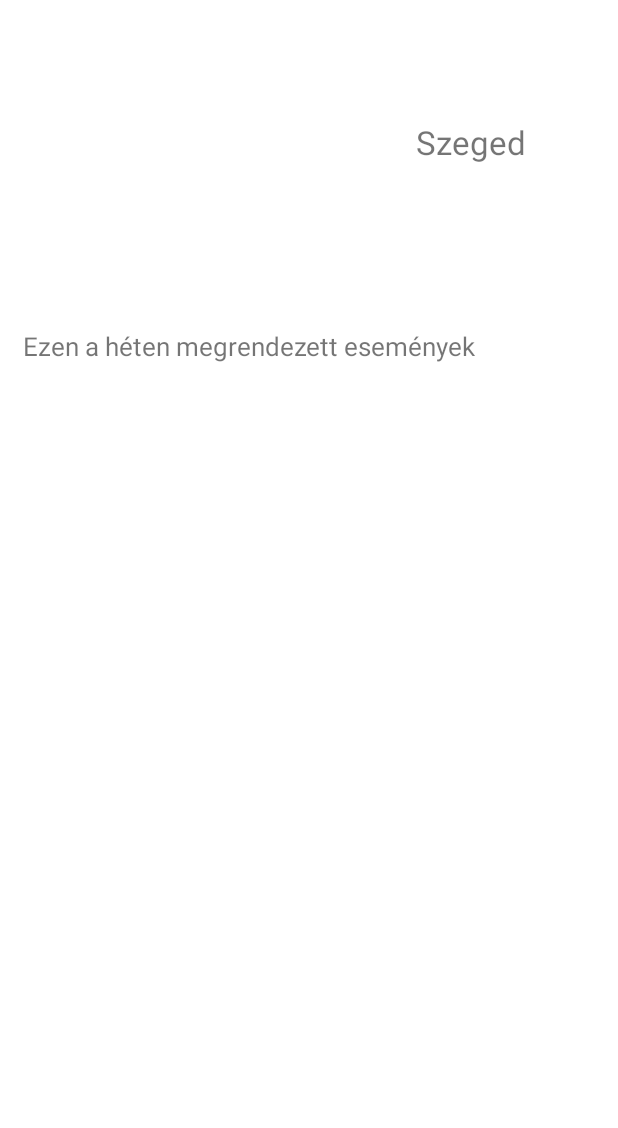
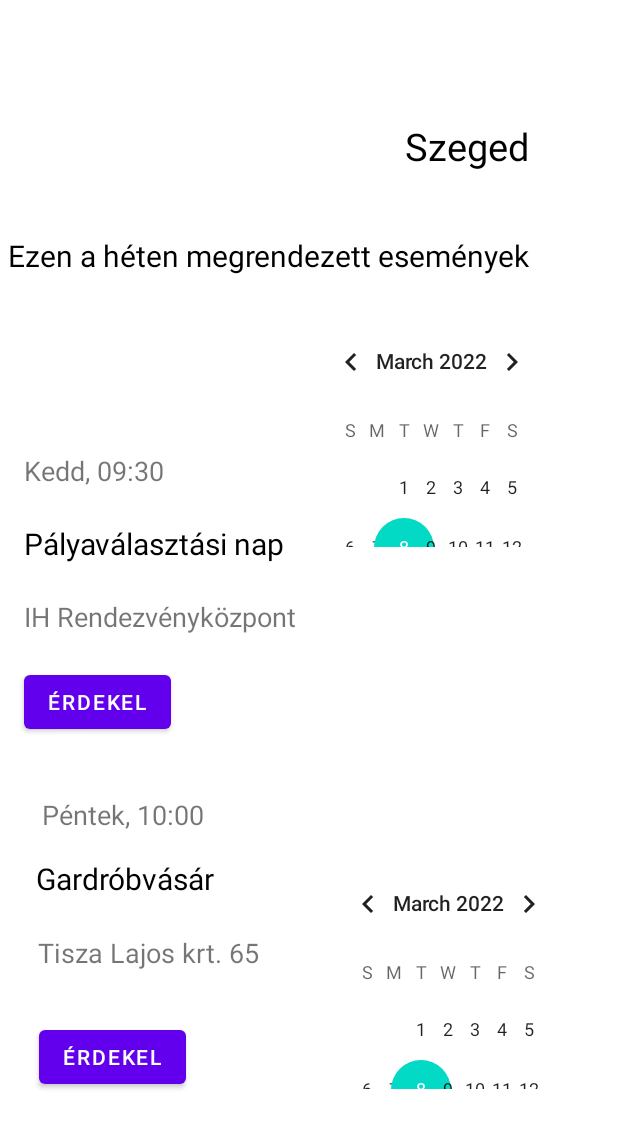
Before and after one commit to racz-nikoletta/rendezvenykereso, an Android app: the layout activity_szeged_events.xml on its own in the app's theme, with its tools: preview values and no code run, on a phone screen of 412 x 824 dp. Shown: the top 1128 px of the screen. Run offline under Robolectric (Android 15) with nearby library versions, the phone set to English and light mode, and no system bars.

Commit message:
Szeged események xml készítése

```diff
--- a/app/src/main/res/layout/activity_szeged_events.xml
+++ b/app/src/main/res/layout/activity_szeged_events.xml
@@ -5,25 +5,153 @@
     android:layout_width="match_parent"
     android:layout_height="match_parent">
 
+    <CalendarView
+        android:id="@+id/calendarView"
+        android:layout_width="166dp"
+        android:layout_height="157dp"
+        app:layout_constraintBottom_toBottomOf="parent"
+        app:layout_constraintEnd_toEndOf="parent"
+        app:layout_constraintHorizontal_bias="0.832"
+        app:layout_constraintStart_toStartOf="parent"
+        app:layout_constraintTop_toTopOf="parent"
+        app:layout_constraintVertical_bias="0.311" />
+
     <TextView
         android:id="@+id/textView6"
         android:layout_width="wrap_content"
         android:layout_height="wrap_content"
-        android:text="Ezen a héten megrendezett események"
-        android:textSize="17sp"
+        android:text="Pályaválasztási nap"
+        android:textColor="@color/black"
+        android:textSize="20sp"
         app:layout_constraintBottom_toBottomOf="parent"
         app:layout_constraintEnd_toEndOf="parent"
-        app:layout_constraintHorizontal_bias="0.138"
+        app:layout_constraintHorizontal_bias="0.068"
         app:layout_constraintStart_toStartOf="parent"
         app:layout_constraintTop_toTopOf="parent"
-        app:layout_constraintVertical_bias="0.273" />
+        app:layout_constraintVertical_bias="0.438" />
+
+    <TextView
+        android:id="@+id/textView7"
+        android:layout_width="wrap_content"
+        android:layout_height="wrap_content"
+        android:text="Kedd, 09:30"
+        android:textSize="18sp"
+        app:layout_constraintBottom_toBottomOf="parent"
+        app:layout_constraintEnd_toEndOf="parent"
+        app:layout_constraintHorizontal_bias="0.05"
+        app:layout_constraintStart_toStartOf="parent"
+        app:layout_constraintTop_toTopOf="parent"
+        app:layout_constraintVertical_bias="0.377" />
+
+    <TextView
+        android:id="@+id/textView8"
+        android:layout_width="wrap_content"
+        android:layout_height="wrap_content"
+        android:text="Gardróbvásár"
+        android:textColor="@color/black"
+        android:textSize="20sp"
+        app:layout_constraintBottom_toBottomOf="parent"
+        app:layout_constraintEnd_toEndOf="parent"
+        app:layout_constraintHorizontal_bias="0.081"
+        app:layout_constraintStart_toStartOf="parent"
+        app:layout_constraintTop_toTopOf="parent"
+        app:layout_constraintVertical_bias="0.718" />
+
+    <TextView
+        android:id="@+id/textView15"
+        android:layout_width="wrap_content"
+        android:layout_height="wrap_content"
+        android:text="Tisza Lajos krt. 65"
+        android:textSize="18sp"
+        app:layout_constraintBottom_toBottomOf="parent"
+        app:layout_constraintEnd_toEndOf="parent"
+        app:layout_constraintHorizontal_bias="0.096"
+        app:layout_constraintStart_toStartOf="parent"
+        app:layout_constraintTop_toTopOf="parent"
+        app:layout_constraintVertical_bias="0.779" />
+
+    <TextView
+        android:id="@+id/textView16"
+        android:layout_width="wrap_content"
+        android:layout_height="wrap_content"
+        android:text="Péntek, 10:00"
+        android:textSize="18sp"
+        app:layout_constraintBottom_toBottomOf="parent"
+        app:layout_constraintEnd_toEndOf="parent"
+        app:layout_constraintHorizontal_bias="0.092"
+        app:layout_constraintStart_toStartOf="parent"
+        app:layout_constraintTop_toTopOf="parent"
+        app:layout_constraintVertical_bias="0.664" />
+
+    <TextView
+        android:id="@+id/textView17"
+        android:layout_width="wrap_content"
+        android:layout_height="wrap_content"
+        android:text="@string/ezen_a_h_ten_megrendezett_esem_nyek"
+        android:textColor="@color/black"
+        android:textSize="20sp"
+        app:layout_constraintBottom_toBottomOf="parent"
+        app:layout_constraintEnd_toEndOf="parent"
+        app:layout_constraintHorizontal_bias="0.08"
+        app:layout_constraintStart_toStartOf="parent"
+        app:layout_constraintTop_toTopOf="parent"
+        app:layout_constraintVertical_bias="0.197" />
+
+    <TextView
+        android:id="@+id/textView18"
+        android:layout_width="wrap_content"
+        android:layout_height="wrap_content"
+        android:text="IH Rendezvényközpont"
+        android:textSize="18sp"
+        app:layout_constraintBottom_toBottomOf="parent"
+        app:layout_constraintEnd_toEndOf="parent"
+        app:layout_constraintHorizontal_bias="0.069"
+        app:layout_constraintStart_toStartOf="parent"
+        app:layout_constraintTop_toTopOf="parent"
+        app:layout_constraintVertical_bias="0.499" />
+
+    <CalendarView
+        android:id="@+id/calendarView2"
+        android:layout_width="166dp"
+        android:layout_height="157dp"
+        app:layout_constraintBottom_toBottomOf="parent"
+        app:layout_constraintEnd_toEndOf="parent"
+        app:layout_constraintHorizontal_bias="0.877"
+        app:layout_constraintStart_toStartOf="parent"
+        app:layout_constraintTop_toTopOf="parent"
+        app:layout_constraintVertical_bias="0.853" />
+
+    <Button
+        android:id="@+id/button3"
+        android:layout_width="wrap_content"
+        android:layout_height="wrap_content"
+        android:text="Érdekel"
+        app:layout_constraintBottom_toBottomOf="parent"
+        app:layout_constraintEnd_toEndOf="parent"
+        app:layout_constraintHorizontal_bias="0.083"
+        app:layout_constraintStart_toStartOf="parent"
+        app:layout_constraintTop_toTopOf="parent"
+        app:layout_constraintVertical_bias="0.877" />
+
+    <Button
+        android:id="@+id/button4"
+        android:layout_width="wrap_content"
+        android:layout_height="wrap_content"
+        android:text="Érdekel"
+        app:layout_constraintBottom_toBottomOf="parent"
+        app:layout_constraintEnd_toEndOf="parent"
+        app:layout_constraintHorizontal_bias="0.051"
+        app:layout_constraintStart_toStartOf="parent"
+        app:layout_constraintTop_toTopOf="parent"
+        app:layout_constraintVertical_bias="0.572" />
 
     <TextView
         android:id="@+id/szegedTextView"
         android:layout_width="wrap_content"
         android:layout_height="wrap_content"
         android:text="Szeged"
-        android:textSize="22sp"
+        android:textColor="@color/black"
+        android:textSize="25sp"
         app:layout_constraintBottom_toBottomOf="parent"
         app:layout_constraintEnd_toEndOf="parent"
         app:layout_constraintHorizontal_bias="0.819"
```
